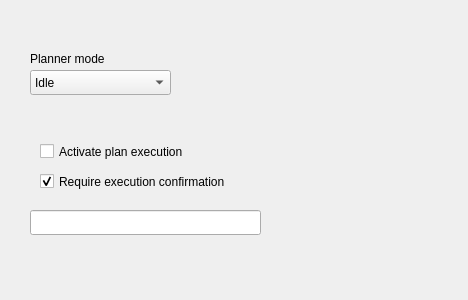
Above: src/rqt_roi_viewpoint_planner/roi_viewpoint_planner_rqt_plugin.ui from Eruvae/rqt_roi_viewpoint_planner before the change. Below: the same form after it.
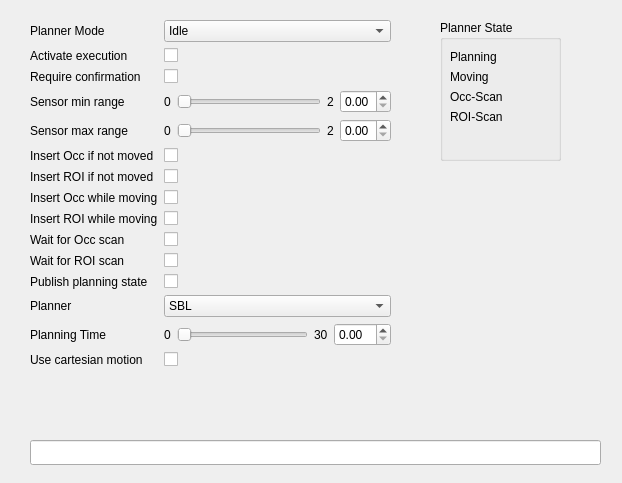
That is the form after the change. Custom widgets are drawn as their Qt base class.

Commit message: Added indicators for planner status, input widgets for new parameters

Diff of the .ui file:
```diff
--- a/src/rqt_roi_viewpoint_planner/roi_viewpoint_planner_rqt_plugin.ui
+++ b/src/rqt_roi_viewpoint_planner/roi_viewpoint_planner_rqt_plugin.ui
@@ -6,111 +6,456 @@
    <rect>
     <x>0</x>
     <y>0</y>
-    <width>468</width>
-    <height>300</height>
+    <width>622</width>
+    <height>483</height>
    </rect>
   </property>
   <property name="windowTitle">
    <string>Form</string>
   </property>
-  <widget class="QComboBox" name="modeChangeBox">
-   <property name="geometry">
-    <rect>
-     <x>30</x>
-     <y>70</y>
-     <width>141</width>
-     <height>25</height>
-    </rect>
-   </property>
-   <item>
-    <property name="text">
-     <string>Idle</string>
-    </property>
-   </item>
-   <item>
-    <property name="text">
-     <string>Automatic</string>
-    </property>
-   </item>
-   <item>
-    <property name="text">
-     <string>ROI center sampling</string>
-    </property>
-   </item>
-   <item>
-    <property name="text">
-     <string>ROI contour sampling</string>
-    </property>
-   </item>
-   <item>
-    <property name="text">
-     <string>Contour sampling</string>
-    </property>
-   </item>
-   <item>
-    <property name="text">
-     <string>Border sampling</string>
-    </property>
-   </item>
-   <item>
-    <property name="text">
-     <string>ROI adjacent</string>
-    </property>
-   </item>
-  </widget>
   <widget class="QLineEdit" name="statusTextBox">
    <property name="geometry">
     <rect>
      <x>30</x>
-     <y>210</y>
-     <width>231</width>
+     <y>440</y>
+     <width>571</width>
      <height>25</height>
     </rect>
    </property>
   </widget>
-  <widget class="QLabel" name="plannerModeLabel">
+  <widget class="QGroupBox" name="plannerStateGroupBox">
+   <property name="geometry">
+    <rect>
+     <x>440</x>
+     <y>20</y>
+     <width>121</width>
+     <height>141</height>
+    </rect>
+   </property>
+   <property name="title">
+    <string>Planner State</string>
+   </property>
+   <widget class="QWidget" name="formLayoutWidget">
+    <property name="geometry">
+     <rect>
+      <x>10</x>
+      <y>30</y>
+      <width>101</width>
+      <height>101</height>
+     </rect>
+    </property>
+    <layout class="QFormLayout" name="plannerStateLayout">
+     <item row="0" column="0">
+      <widget class="QLabel" name="planningLabel">
+       <property name="text">
+        <string>Planning</string>
+       </property>
+      </widget>
+     </item>
+     <item row="0" column="1">
+      <widget class="LedIndicator" name="planningLed" native="true"/>
+     </item>
+     <item row="1" column="0">
+      <widget class="QLabel" name="movingLabel">
+       <property name="text">
+        <string>Moving</string>
+       </property>
+      </widget>
+     </item>
+     <item row="1" column="1">
+      <widget class="LedIndicator" name="movingLed" native="true"/>
+     </item>
+     <item row="2" column="0">
+      <widget class="QLabel" name="occScanLabel">
+       <property name="text">
+        <string>Occ-Scan</string>
+       </property>
+      </widget>
+     </item>
+     <item row="2" column="1">
+      <widget class="LedIndicator" name="occScanLed" native="true"/>
+     </item>
+     <item row="3" column="0">
+      <widget class="QLabel" name="roiScanLabel">
+       <property name="text">
+        <string>ROI-Scan</string>
+       </property>
+      </widget>
+     </item>
+     <item row="3" column="1">
+      <widget class="LedIndicator" name="roiScanLed" native="true"/>
+     </item>
+    </layout>
+   </widget>
+  </widget>
+  <widget class="QWidget" name="formLayoutWidget_2">
    <property name="geometry">
     <rect>
      <x>30</x>
-     <y>50</y>
-     <width>131</width>
-     <height>17</height>
+     <y>20</y>
+     <width>361</width>
+     <height>401</height>
     </rect>
    </property>
-   <property name="text">
-    <string>Planner mode</string>
-   </property>
-  </widget>
-  <widget class="QCheckBox" name="activateExecutionCheckBox">
-   <property name="geometry">
-    <rect>
-     <x>40</x>
-     <y>140</y>
-     <width>191</width>
-     <height>23</height>
-    </rect>
-   </property>
-   <property name="text">
-    <string>Activate plan execution</string>
-   </property>
-  </widget>
-  <widget class="QCheckBox" name="requireConfirmationCheckBox">
-   <property name="geometry">
-    <rect>
-     <x>40</x>
-     <y>170</y>
-     <width>241</width>
-     <height>23</height>
-    </rect>
-   </property>
-   <property name="text">
-    <string>Require execution confirmation</string>
-   </property>
-   <property name="checked">
-    <bool>true</bool>
-   </property>
+   <layout class="QFormLayout" name="configLayout">
+    <item row="0" column="0">
+     <widget class="QLabel" name="modeLabel">
+      <property name="text">
+       <string>Planner Mode</string>
+      </property>
+     </widget>
+    </item>
+    <item row="0" column="1">
+     <widget class="QComboBox" name="modeComboBox">
+      <item>
+       <property name="text">
+        <string>Idle</string>
+       </property>
+      </item>
+      <item>
+       <property name="text">
+        <string>Automatic</string>
+       </property>
+      </item>
+      <item>
+       <property name="text">
+        <string>ROI center sampling</string>
+       </property>
+      </item>
+      <item>
+       <property name="text">
+        <string>ROI contour sampling</string>
+       </property>
+      </item>
+      <item>
+       <property name="text">
+        <string>Contour sampling</string>
+       </property>
+      </item>
+      <item>
+       <property name="text">
+        <string>Border sampling</string>
+       </property>
+      </item>
+      <item>
+       <property name="text">
+        <string>ROI adjacent</string>
+       </property>
+      </item>
+     </widget>
+    </item>
+    <item row="1" column="0">
+     <widget class="QLabel" name="activateExecutionLabel">
+      <property name="text">
+       <string>Activate execution</string>
+      </property>
+     </widget>
+    </item>
+    <item row="1" column="1">
+     <widget class="QCheckBox" name="activateExecutionCheckBox"/>
+    </item>
+    <item row="2" column="0">
+     <widget class="QLabel" name="requireConfirmationLabel">
+      <property name="text">
+       <string>Require confirmation</string>
+      </property>
+     </widget>
+    </item>
+    <item row="2" column="1">
+     <widget class="QCheckBox" name="requireConfirmationCheckBox"/>
+    </item>
+    <item row="3" column="0">
+     <widget class="QLabel" name="minRangeLabel">
+      <property name="text">
+       <string>Sensor min range</string>
+      </property>
+     </widget>
+    </item>
+    <item row="3" column="1">
+     <layout class="QHBoxLayout" name="minRangeLayout">
+      <item>
+       <widget class="QLabel" name="minRangeMin">
+        <property name="text">
+         <string>0</string>
+        </property>
+       </widget>
+      </item>
+      <item>
+       <widget class="QSlider" name="minRangeSlider">
+        <property name="maximum">
+         <number>100</number>
+        </property>
+        <property name="orientation">
+         <enum>Qt::Horizontal</enum>
+        </property>
+       </widget>
+      </item>
+      <item>
+       <widget class="QLabel" name="minRangeMax">
+        <property name="text">
+         <string>2</string>
+        </property>
+       </widget>
+      </item>
+      <item>
+       <widget class="QDoubleSpinBox" name="minRangeSpinBox">
+        <property name="maximum">
+         <double>2.000000000000000</double>
+        </property>
+        <property name="singleStep">
+         <double>0.100000000000000</double>
+        </property>
+       </widget>
+      </item>
+     </layout>
+    </item>
+    <item row="4" column="0">
+     <widget class="QLabel" name="maxRangeLabel">
+      <property name="text">
+       <string>Sensor max range</string>
+      </property>
+     </widget>
+    </item>
+    <item row="4" column="1">
+     <layout class="QHBoxLayout" name="maxRangeLayout">
+      <item>
+       <widget class="QLabel" name="maxRangeMin">
+        <property name="text">
+         <string>0</string>
+        </property>
+       </widget>
+      </item>
+      <item>
+       <widget class="QSlider" name="maxRangeSlider">
+        <property name="maximum">
+         <number>100</number>
+        </property>
+        <property name="orientation">
+         <enum>Qt::Horizontal</enum>
+        </property>
+       </widget>
+      </item>
+      <item>
+       <widget class="QLabel" name="maxRangeMax">
+        <property name="text">
+         <string>2</string>
+        </property>
+       </widget>
+      </item>
+      <item>
+       <widget class="QDoubleSpinBox" name="maxRangeSpinBox">
+        <property name="maximum">
+         <double>2.000000000000000</double>
+        </property>
+        <property name="singleStep">
+         <double>0.100000000000000</double>
+        </property>
+       </widget>
+      </item>
+     </layout>
+    </item>
+    <item row="5" column="0">
+     <widget class="QLabel" name="insertOccIfNotMovedLabel">
+      <property name="text">
+       <string>Insert Occ if not moved</string>
+      </property>
+     </widget>
+    </item>
+    <item row="5" column="1">
+     <widget class="QCheckBox" name="insertOccIfNotMovedCheckBox"/>
+    </item>
+    <item row="6" column="0">
+     <widget class="QLabel" name="insertRoiIfNotMovedLabel">
+      <property name="text">
+       <string>Insert ROI if not moved</string>
+      </property>
+     </widget>
+    </item>
+    <item row="6" column="1">
+     <widget class="QCheckBox" name="insertRoiIfNotMovedCheckBox"/>
+    </item>
+    <item row="7" column="0">
+     <widget class="QLabel" name="insertOccWhileMovingLabel">
+      <property name="text">
+       <string>Insert Occ while moving</string>
+      </property>
+     </widget>
+    </item>
+    <item row="7" column="1">
+     <widget class="QCheckBox" name="insertOccWhileMovingCheckBox"/>
+    </item>
+    <item row="8" column="0">
+     <widget class="QLabel" name="insertRoiWhileMovingLabel">
+      <property name="text">
+       <string>Insert ROI while moving</string>
+      </property>
+     </widget>
+    </item>
+    <item row="8" column="1">
+     <widget class="QCheckBox" name="insertRoiWhileMovingCheckBox"/>
+    </item>
+    <item row="9" column="0">
+     <widget class="QLabel" name="waitForOccScanLabel">
+      <property name="text">
+       <string>Wait for Occ scan</string>
+      </property>
+     </widget>
+    </item>
+    <item row="9" column="1">
+     <widget class="QCheckBox" name="waitForOccScanCheckBox"/>
+    </item>
+    <item row="10" column="0">
+     <widget class="QLabel" name="waitForRoiScanLabel">
+      <property name="text">
+       <string>Wait for ROI scan</string>
+      </property>
+     </widget>
+    </item>
+    <item row="10" column="1">
+     <widget class="QCheckBox" name="waitForRoiScanCheckBox"/>
+    </item>
+    <item row="11" column="0">
+     <widget class="QLabel" name="publishPlanningStateLabel">
+      <property name="text">
+       <string>Publish planning state</string>
+      </property>
+     </widget>
+    </item>
+    <item row="11" column="1">
+     <widget class="QCheckBox" name="publishPlanningStateCheckBox"/>
+    </item>
+    <item row="12" column="0">
+     <widget class="QLabel" name="plannerLabel">
+      <property name="text">
+       <string>Planner</string>
+      </property>
+     </widget>
+    </item>
+    <item row="12" column="1">
+     <widget class="QComboBox" name="plannerComboBox">
+      <item>
+       <property name="text">
+        <string>SBL</string>
+       </property>
+      </item>
+      <item>
+       <property name="text">
+        <string>EST</string>
+       </property>
+      </item>
+      <item>
+       <property name="text">
+        <string>LBKPIECE</string>
+       </property>
+      </item>
+      <item>
+       <property name="text">
+        <string>BKPIECE</string>
+       </property>
+      </item>
+      <item>
+       <property name="text">
+        <string>KPIECE</string>
+       </property>
+      </item>
+      <item>
+       <property name="text">
+        <string>RTT</string>
+       </property>
+      </item>
+      <item>
+       <property name="text">
+        <string>RRTConnect</string>
+       </property>
+      </item>
+      <item>
+       <property name="text">
+        <string>RRTstar</string>
+       </property>
+      </item>
+      <item>
+       <property name="text">
+        <string>TRRT</string>
+       </property>
+      </item>
+      <item>
+       <property name="text">
+        <string>PRM</string>
+       </property>
+      </item>
+      <item>
+       <property name="text">
+        <string>PRMstar</string>
+       </property>
+      </item>
+     </widget>
+    </item>
+    <item row="13" column="0">
+     <widget class="QLabel" name="planningTimeLabel">
+      <property name="text">
+       <string>Planning Time</string>
+      </property>
+     </widget>
+    </item>
+    <item row="13" column="1">
+     <layout class="QHBoxLayout" name="planningTimeLayout">
+      <item>
+       <widget class="QLabel" name="planningTimeMin">
+        <property name="text">
+         <string>0</string>
+        </property>
+       </widget>
+      </item>
+      <item>
+       <widget class="QSlider" name="planningTimeSlider">
+        <property name="maximum">
+         <number>100</number>
+        </property>
+        <property name="orientation">
+         <enum>Qt::Horizontal</enum>
+        </property>
+       </widget>
+      </item>
+      <item>
+       <widget class="QLabel" name="planningTimeMax">
+        <property name="text">
+         <string>30</string>
+        </property>
+       </widget>
+      </item>
+      <item>
+       <widget class="QDoubleSpinBox" name="planningTimeSpinBox">
+        <property name="maximum">
+         <double>30.000000000000000</double>
+        </property>
+        <property name="singleStep">
+         <double>0.100000000000000</double>
+        </property>
+       </widget>
+      </item>
+     </layout>
+    </item>
+    <item row="14" column="0">
+     <widget class="QLabel" name="useCartesianMotionLabel">
+      <property name="text">
+       <string>Use cartesian motion</string>
+      </property>
+     </widget>
+    </item>
+    <item row="14" column="1">
+     <widget class="QCheckBox" name="useCartesianMotionCheckBox"/>
+    </item>
+   </layout>
   </widget>
  </widget>
+ <customwidgets>
+  <customwidget>
+   <class>LedIndicator</class>
+   <extends>QWidget</extends>
+   <header>rqt_roi_viewpoint_planner/ledindicator.h</header>
+   <container>1</container>
+  </customwidget>
+ </customwidgets>
  <resources/>
  <connections/>
 </ui>
```
The commit also changes 5 other files.
